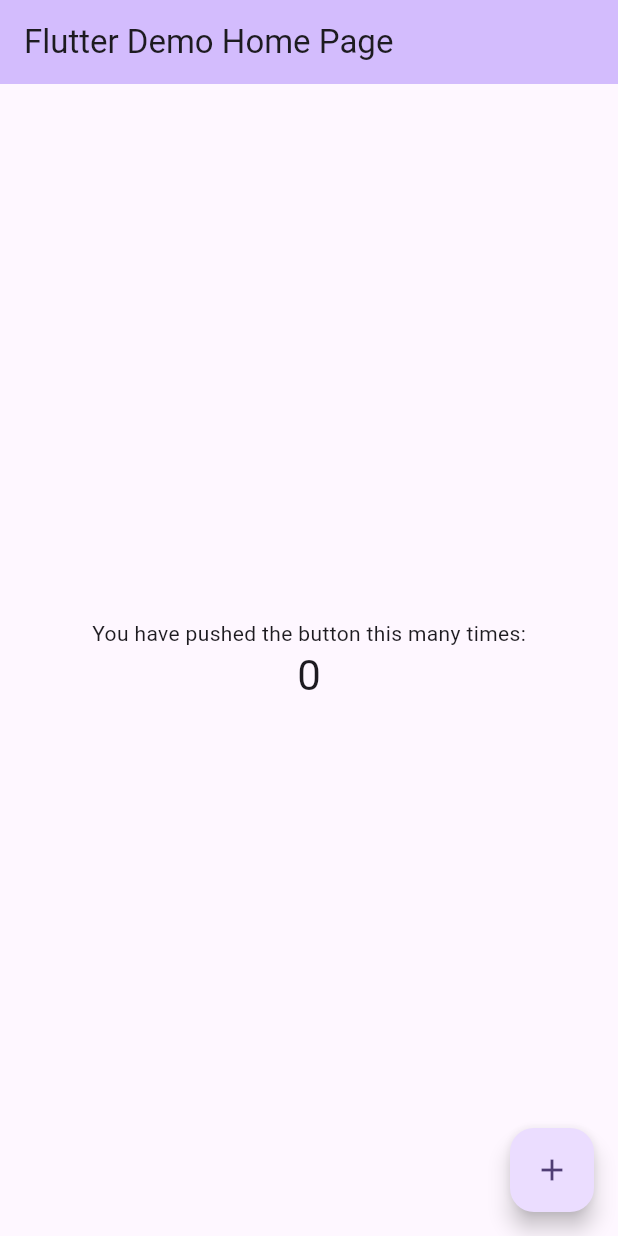
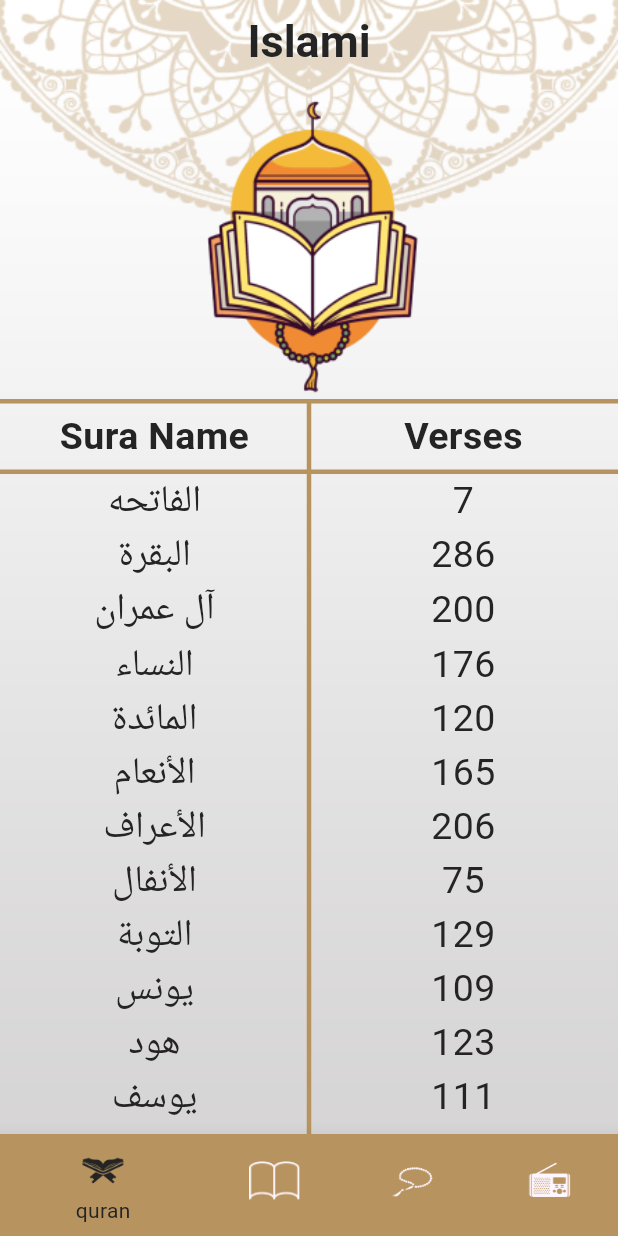
Before and after one commit to BassemWael/Islamy_Route, a Flutter app: the screen it shows after launch, on a phone screen of 412 x 824 dp. Run offline on Flutter 3.47's test engine with Material 3 defaults, Android fonts, the phone set to English and light mode, and no system bars.

Commit message:
quran and ahadeth tabs added

```diff
--- a/islamyroute/lib/main.dart
+++ b/islamyroute/lib/main.dart
@@ -1,4 +1,7 @@
 import 'package:flutter/material.dart';
+
+import 'views/HomeScreen.dart';
+import 'views/SplashScreen.dart';
 
 void main() {
   runApp(const MyApp());
@@ -7,119 +10,15 @@
 class MyApp extends StatelessWidget {
   const MyApp({super.key});
 
-  // This widget is the root of your application.
   @override
   Widget build(BuildContext context) {
     return MaterialApp(
-      title: 'Flutter Demo',
-      theme: ThemeData(
-        // This is the theme of your application.
-        //
-        // TRY THIS: Try running your application with "flutter run". You'll see
-        // the application has a purple toolbar. Then, without quitting the app,
-        // try changing the seedColor in the colorScheme below to Colors.green
-        // and then invoke "hot reload" (save your changes or press the "hot
-        // reload" button in a Flutter-supported IDE, or press "r" if you used
-        // the command line to start the app).
-        //
-        // Notice that the counter didn't reset back to zero; the application
-        // state is not lost during the reload. To reset the state, use hot
-        // restart instead.
-        //
-        // This works for code too, not just values: Most code changes can be
-        // tested with just a hot reload.
-        colorScheme: ColorScheme.fromSeed(seedColor: Colors.deepPurple),
-        useMaterial3: true,
-      ),
-      home: const MyHomePage(title: 'Flutter Demo Home Page'),
+      debugShowCheckedModeBanner: false,
+      routes: {
+        SplashScreen.routeName: (_) => const SplashScreen(),
+        HomeScreen.routeName: (_) => HomeScreen()
+      },
+      initialRoute: SplashScreen.routeName,
     );
   }
 }
-
-class MyHomePage extends StatefulWidget {
-  const MyHomePage({super.key, required this.title});
-
-  // This widget is the home page of your application. It is stateful, meaning
-  // that it has a State object (defined below) that contains fields that affect
-  // how it looks.
-
-  // This class is the configuration for the state. It holds the values (in this
-  // case the title) provided by the parent (in this case the App widget) and
-  // used by the build method of the State. Fields in a Widget subclass are
-  // always marked "final".
-
-  final String title;
-
-  @override
-  State<MyHomePage> createState() => _MyHomePageState();
-}
-
-class _MyHomePageState extends State<MyHomePage> {
-  int _counter = 0;
-
-  void _incrementCounter() {
-    setState(() {
-      // This call to setState tells the Flutter framework that something has
-      // changed in this State, which causes it to rerun the build method below
-      // so that the display can reflect the updated values. If we changed
-      // _counter without calling setState(), then the build method would not be
-      // called again, and so nothing would appear to happen.
-      _counter++;
-    });
-  }
-
-  @override
-  Widget build(BuildContext context) {
-    // This method is rerun every time setState is called, for instance as done
-    // by the _incrementCounter method above.
-    //
-    // The Flutter framework has been optimized to make rerunning build methods
-    // fast, so that you can just rebuild anything that needs updating rather
-    // than having to individually change instances of widgets.
-    return Scaffold(
-      appBar: AppBar(
-        // TRY THIS: Try changing the color here to a specific color (to
-        // Colors.amber, perhaps?) and trigger a hot reload to see the AppBar
-        // change color while the other colors stay the same.
-        backgroundColor: Theme.of(context).colorScheme.inversePrimary,
-        // Here we take the value from the MyHomePage object that was created by
-        // the App.build method, and use it to set our appbar title.
-        title: Text(widget.title),
-      ),
-      body: Center(
-        // Center is a layout widget. It takes a single child and positions it
-        // in the middle of the parent.
-        child: Column(
-          // Column is also a layout widget. It takes a list of children and
-          // arranges them vertically. By default, it sizes itself to fit its
-          // children horizontally, and tries to be as tall as its parent.
-          //
-          // Column has various properties to control how it sizes itself and
-          // how it positions its children. Here we use mainAxisAlignment to
-          // center the children vertically; the main axis here is the vertical
-          // axis because Columns are vertical (the cross axis would be
-          // horizontal).
-          //
-          // TRY THIS: Invoke "debug painting" (choose the "Toggle Debug Paint"
-          // action in the IDE, or press "p" in the console), to see the
-          // wireframe for each widget.
-          mainAxisAlignment: MainAxisAlignment.center,
-          children: <Widget>[
-            const Text(
-              'You have pushed the button this many times:',
-            ),
-            Text(
-              '$_counter',
-              style: Theme.of(context).textTheme.headlineMedium,
-            ),
-          ],
-        ),
-      ),
-      floatingActionButton: FloatingActionButton(
-        onPressed: _incrementCounter,
-        tooltip: 'Increment',
-        child: const Icon(Icons.add),
-      ), // This trailing comma makes auto-formatting nicer for build methods.
-    );
-  }
-}
--- /dev/null
+++ b/islamyroute/lib/views/HomeScreen.dart
@@ -0,0 +1,80 @@
+import 'package:flutter/material.dart';
+
+import '../utils/app_assets.dart';
+import '../utils/app_colors.dart';
+import '../utils/app_theme.dart';
+import 'tabs/ahadeth/ahadeth_tab.dart';
+import 'tabs/quran/quran_tab.dart';
+import 'tabs/radio/radio_tab.dart';
+import 'tabs/sebha/sebha_tab.dart';
+
+class HomeScreen extends StatefulWidget {
+  static const String routeName = "home_screen";
+
+  HomeScreen({super.key});
+
+  @override
+  State<HomeScreen> createState() => _HomeScreenState();
+}
+
+class _HomeScreenState extends State<HomeScreen> {
+  int currentTabIndex = 0;
+  List<Widget> tabs = [
+    const QuranTab(),
+    const AhadethTab(),
+    const SebhaTab(),
+    const RadioTab()
+  ];
+
+  @override
+  Widget build(BuildContext context) {
+    return Container(
+      decoration: const BoxDecoration(
+          image: DecorationImage(
+              image: AssetImage(
+                AppAssets.background,
+              ),
+              fit: BoxFit.fill)),
+      child: Scaffold(
+        backgroundColor: AppColors.transparent,
+        appBar: buildAppBar(),
+        bottomNavigationBar: buildBottomNav(),
+        body: tabs[currentTabIndex],
+      ),
+    );
+  }
+
+  AppBar buildAppBar() => AppBar(
+        title: const Text(
+          "Islami",
+          style: AppTheme.appBarTextStyle,
+        ),
+        centerTitle: true,
+        elevation: 0,
+        backgroundColor: AppColors.transparent,
+      );
+
+  Widget buildBottomNav() => Theme(
+        data: ThemeData(canvasColor: AppColors.orange),
+        child: BottomNavigationBar(
+          items: [
+            buildBottomNavigationBarItem(AppAssets.icQuran, "quran"),
+            buildBottomNavigationBarItem(AppAssets.icAhadeth, "ahadeth"),
+            buildBottomNavigationBarItem(AppAssets.icSebha, "sebha"),
+            buildBottomNavigationBarItem(AppAssets.icRadio, "radio"),
+          ],
+          selectedItemColor: AppColors.lightBlack,
+          iconSize: 34,
+          currentIndex: currentTabIndex,
+          onTap: (index) {
+            currentTabIndex = index;
+            setState(() {});
+          },
+        ),
+      );
+
+  BottomNavigationBarItem buildBottomNavigationBarItem(
+          String iconPath, String label) =>
+      BottomNavigationBarItem(
+          icon: ImageIcon(AssetImage(iconPath)), label: label);
+}
--- /dev/null
+++ b/islamyroute/lib/views/tabs/quran/quran_tab.dart
@@ -0,0 +1,99 @@
+import 'package:flutter/material.dart';
+
+import '../../../utils/app_assets.dart';
+import '../../../utils/app_colors.dart';
+import '../../../utils/app_theme.dart';
+import '../../../utils/constants.dart';
+
+class QuranTab extends StatelessWidget {
+  const QuranTab({super.key});
+
+  @override
+  Widget build(BuildContext context) {
+    return Column(
+      children: [
+        Expanded(
+            flex: 3, child: Center(child: Image.asset(AppAssets.quranTabLogo))),
+        Expanded(
+          flex: 7,
+          child: Stack(
+            alignment: Alignment.center,
+            children: [
+              buildTabContent(),
+              Container(
+                width: 3,
+                color: AppColors.orange,
+                height: double.infinity,
+              )
+            ],
+          ),
+        )
+      ],
+    );
+  }
+
+  Widget buildTabContent() {
+    return Column(
+      children: [
+        Container(
+          width: double.infinity,
+          height: 3,
+          color: AppColors.orange,
+        ),
+        const SizedBox(
+          height: 4,
+        ),
+        const Row(
+          mainAxisAlignment: MainAxisAlignment.spaceEvenly,
+          children: [
+            Expanded(
+                child: Text(
+              "Sura Name",
+              textAlign: TextAlign.center,
+              style: AppTheme.mediumTitleTextStyle,
+            )),
+            Expanded(
+                child: Text("Verses",
+                    textAlign: TextAlign.center,
+                    style: AppTheme.mediumTitleTextStyle)),
+          ],
+        ),
+        const SizedBox(
+          height: 4,
+        ),
+        Container(
+          width: double.infinity,
+          height: 3,
+          color: AppColors.orange,
+        ),
+        Expanded(
+          flex: 7,
+          child: buildListView(),
+        ),
+      ],
+    );
+  }
+
+  ListView buildListView() {
+    return ListView.builder(
+      itemCount: Constants.suraNames.length,
+      itemBuilder: (context, index) {
+        return Row(
+          mainAxisAlignment: MainAxisAlignment.spaceEvenly,
+          children: [
+            Expanded(
+                child: Text(
+              Constants.suraNames[index],
+              textAlign: TextAlign.center,
+              style: AppTheme.regularTitleTextStyle,
+            )),
+            Expanded(
+                child: Text("${Constants.versesNumber[index]}",
+                    textAlign: TextAlign.center,
+                    style: AppTheme.regularTitleTextStyle)),
+          ],
+        );
+      },
+    );
+  }
+}
```
Also changed, not shown: islamyroute/lib/views/SplashScreen.dart (added, +35 -0 lines), islamyroute/lib/views/tabs/ahadeth/ahadeth_tab.dart (added, +80 -0 lines), islamyroute/lib/views/tabs/radio/radio_tab.dart (added, +10 -0 lines), islamyroute/lib/views/tabs/sebha/sebha_tab.dart (added, +10 -0 lines).
